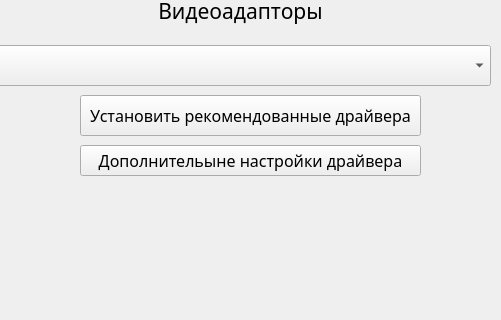
Old version of the form ui/mainwindow.ui in the repository Ilase/xUtiles; both pictures show x 540 to 1041 and y 165 to 485 of the 1280 by 720 pixel window.
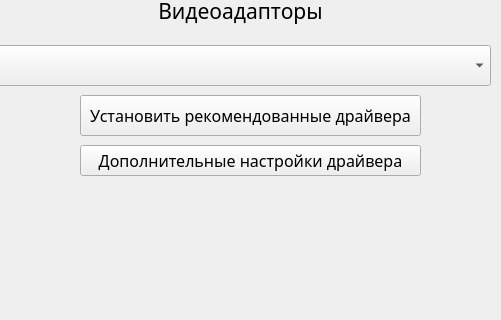
New version of the form. The open tabs and pages were chosen to show the change. Icons and pictures are not drawn.

The edit to the form file:
```diff
--- a/ui/mainwindow.ui
+++ b/ui/mainwindow.ui
@@ -658,7 +658,7 @@
       </font>
      </property>
      <property name="text">
-      <string>Дополнительыне настройки драйвера</string>
+      <string>Дополнительные настройки драйвера</string>
      </property>
     </widget>
    </widget>
```
